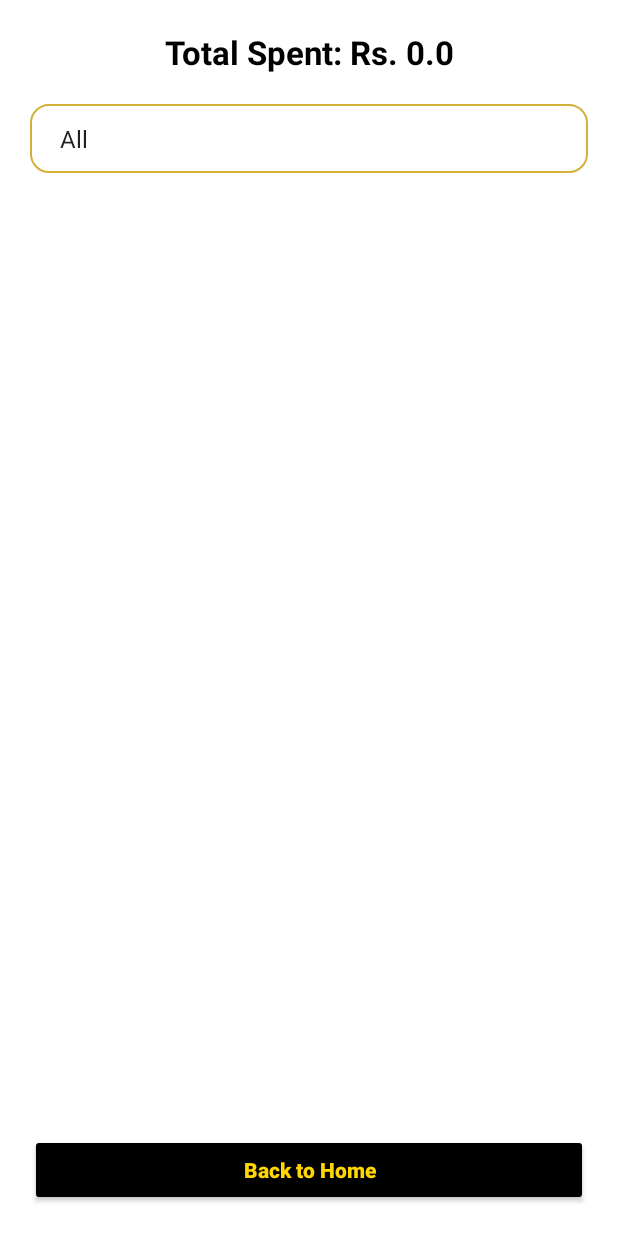
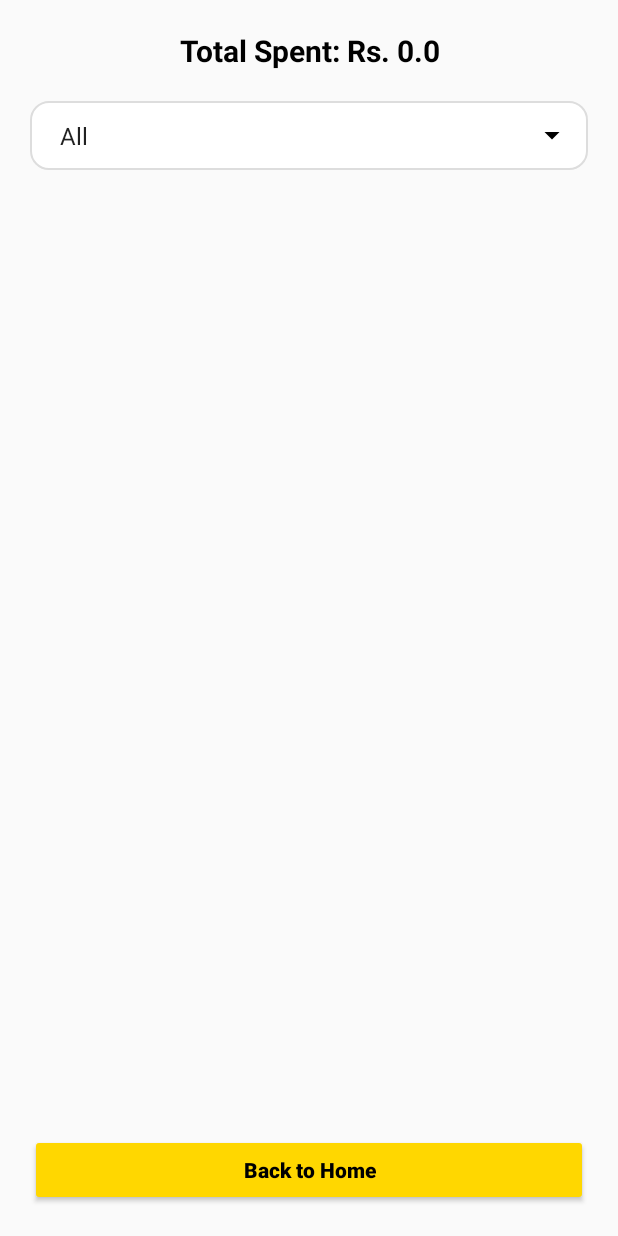
Before and after one commit to haidercentegy/ExpenseTrackerApp, an Android app built with Jetpack Compose: the SummaryActivity screen opened directly, with no data from a screen before it, on a phone screen of 412 x 824 dp. Run offline under Robolectric (Android 15) with nearby library versions, the phone set to English and light mode, and no system bars.

Commit message:
dropdown add

```diff
--- /dev/null
+++ b/app/src/main/res/drawable/ic_arrow_drop_down.xml
@@ -0,0 +1,9 @@
+<vector xmlns:android="http://schemas.android.com/apk/res/android"
+    android:width="24dp"
+    android:height="24dp"
+    android:viewportWidth="24"
+    android:viewportHeight="24">
+    <path
+        android:fillColor="#000000"
+        android:pathData="M7,10l5,5 5,-5z" />
+</vector>
--- /dev/null
+++ b/app/src/main/res/drawable/spinner_background.xml
@@ -0,0 +1,27 @@
+<?xml version="1.0" encoding="utf-8"?>
+<layer-list xmlns:android="http://schemas.android.com/apk/res/android">
+
+    <!-- Background shape -->
+    <item>
+        <shape android:shape="rectangle">
+            <solid android:color="@color/white" />
+            <corners android:radius="12dp" />
+            <stroke android:width="1dp" android:color="#DDDDDD" />
+        </shape>
+    </item>
+
+    <!-- Dropdown arrow aligned right -->
+    <item android:gravity="right|center_vertical"
+        android:right="12dp">
+        <vector xmlns:android="http://schemas.android.com/apk/res/android"
+            android:width="24dp"
+            android:height="24dp"
+            android:viewportWidth="24"
+            android:viewportHeight="24">
+            <path
+                android:fillColor="#000000"
+                android:pathData="M7,10l5,5 5,-5z" />
+        </vector>
+    </item>
+
+</layer-list>
--- a/app/src/main/res/layout/activity_add_expense.xml
+++ b/app/src/main/res/layout/activity_add_expense.xml
@@ -40,12 +40,13 @@
             android:layout_height="wrap_content"
             android:layout_marginBottom="14dp" />
 
+        <!-- Spinner with arrow -->
         <Spinner
             android:id="@+id/spinnerCategory"
             android:layout_width="match_parent"
             android:layout_height="wrap_content"
             android:padding="12dp"
-            android:background="@drawable/rounded_edittext"
+            android:background="@drawable/spinner_background"
             android:layout_marginBottom="20dp" />
 
         <Button
--- a/app/src/main/res/layout/activity_summary.xml
+++ b/app/src/main/res/layout/activity_summary.xml
@@ -4,44 +4,48 @@
     android:layout_height="match_parent"
     android:orientation="vertical"
     android:padding="20dp"
-    android:background="@color/white">
+    android:gravity="center">
 
+    <!-- Total Expense -->
     <TextView
         android:id="@+id/totalExpenseText"
+        android:layout_width="match_parent"
+        android:layout_height="wrap_content"
         android:text="Total Spent: Rs. 0"
         android:textColor="@color/black"
+        android:textSize="20sp"
         android:textStyle="bold"
-        android:textSize="22sp"
         android:gravity="center"
-        android:layout_marginBottom="20dp"
-        android:layout_width="match_parent"
-        android:layout_height="wrap_content" />
+        android:layout_marginBottom="20dp" />
 
+    <!-- Category filter spinner -->
     <Spinner
         android:id="@+id/categorySpinner"
         android:layout_width="match_parent"
         android:layout_height="wrap_content"
-        android:background="@drawable/rounded_edittext"
+        android:background="@drawable/spinner_background"
         android:padding="12dp"
         android:layout_marginBottom="20dp" />
 
+    <!-- Expense List -->
     <ListView
         android:id="@+id/expenseListView"
         android:layout_width="match_parent"
         android:layout_height="0dp"
-        android:divider="#DDDDDD"
-        android:dividerHeight="1dp"
-        android:layout_weight="1" />
+        android:layout_weight="1"
+        android:divider="@android:color/darker_gray"
+        android:dividerHeight="1dp" />
 
+    <!-- Back to Home Button -->
     <Button
         android:id="@+id/btnBack"
+        android:layout_width="match_parent"
+        android:layout_height="wrap_content"
         android:text="Back to Home"
-        android:backgroundTint="@color/black"
-        android:textColor="@color/gold"
-        android:textStyle="bold"
         android:textAllCaps="false"
         android:layout_marginTop="20dp"
-        android:layout_width="match_parent"
-        android:layout_height="wrap_content" />
+        android:backgroundTint="@color/gold"
+        android:textColor="@color/black"
+        android:textStyle="bold" />
 
 </LinearLayout>
```
